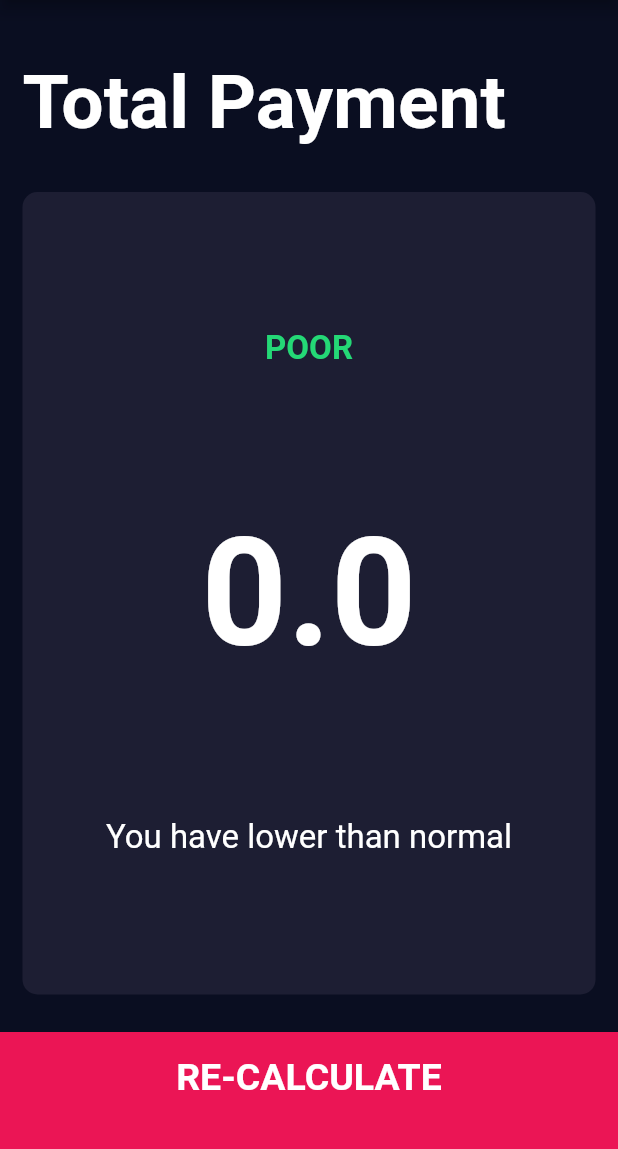
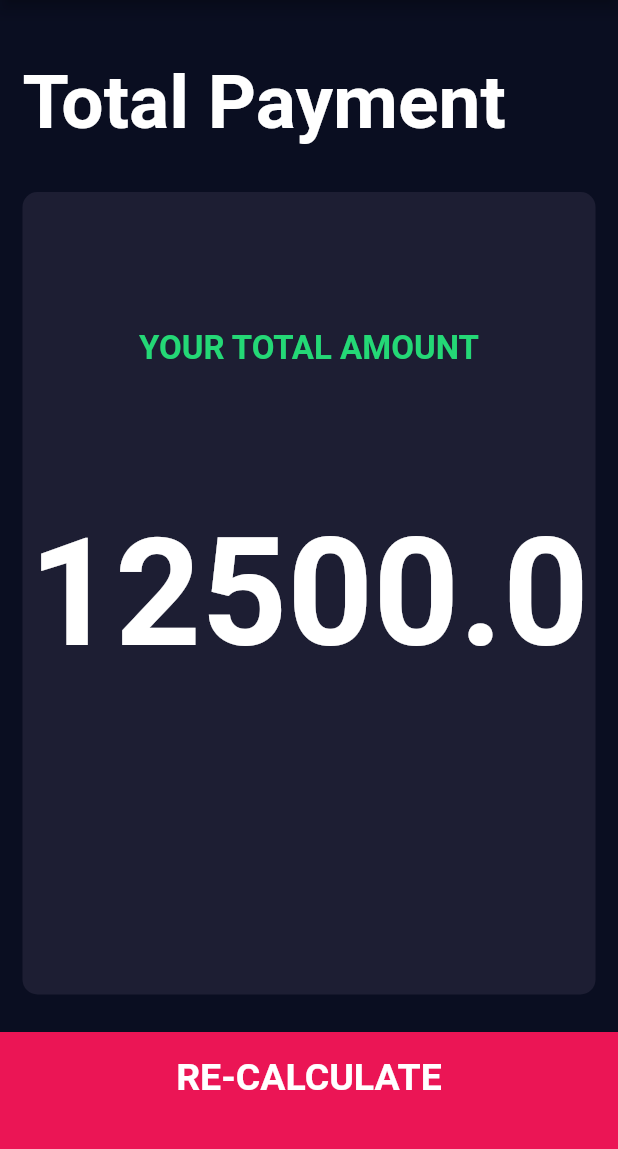
Before and after one commit to Alikhichi15/gpf_calculateer, a Flutter app: the screen it shows after launch, after a tap on "CALCULATE", on a phone screen of 412 x 824 dp, the part 84-1233 px from its top. Run offline on Flutter 3.47's test engine with Material 2 defaults, Android fonts, the phone set to English and light mode, and no system bars; our stand-ins replace font_awesome_flutter.

Commit message:
Update calculator_brain.dart
update

```diff
--- a/lib/calculator_brain.dart
+++ b/lib/calculator_brain.dart
@@ -7,13 +7,13 @@ class CalculatorBrain {
   double _bmi;
 
   String calculateBMI() {
-    _bmi = (weight / height) * 4;
+    _bmi = (height / weight) * 150;
     return _bmi.toStringAsFixed(1);
   }
 
   String getResult() {
     if (_bmi >= 4) {
-      return 'Excellent';
+      return 'Your Total Amount';
     } else if (_bmi > 3.5) {
       return 'Normal';
     } else {
@@ -23,7 +23,7 @@ class CalculatorBrain {
 
   String getInterpretation() {
     if (_bmi >= 4) {
-      return 'Excellent keep it up.';
+      return '';
     } else if (_bmi >= 3.5) {
       return 'Nice man improve it. ';
     } else {
```
